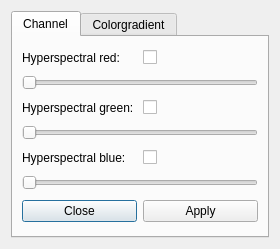
Above: src/tools/viewer/ui/LVRSpectralSettings.ui from uos/lvr2 before the change. Below: the same form after it.
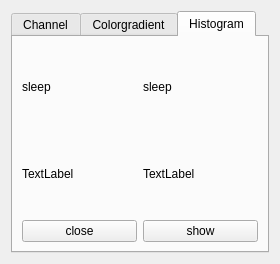
That is the form after the change.

What changed in the file:
```diff
--- a/src/tools/viewer/ui/LVRSpectralSettings.ui
+++ b/src/tools/viewer/ui/LVRSpectralSettings.ui
@@ -10,7 +10,7 @@
     <x>0</x>
     <y>0</y>
     <width>280</width>
-    <height>249</height>
+    <height>264</height>
    </rect>
   </property>
   <property name="windowTitle">
@@ -19,14 +19,14 @@
   <property name="locale">
    <locale language="English" country="UnitedStates"/>
   </property>
-  <layout class="QGridLayout" name="gridLayout">
-   <item row="0" column="1">
+  <layout class="QVBoxLayout" name="verticalLayout_3">
+   <item>
     <widget class="QTabWidget" name="tabWidget">
      <property name="locale">
       <locale language="English" country="UnitedStates"/>
      </property>
      <property name="currentIndex">
-      <number>0</number>
+      <number>2</number>
      </property>
      <widget class="QWidget" name="tab_channel">
       <attribute name="title">
@@ -316,6 +316,67 @@
        </item>
       </layout>
      </widget>
+     <widget class="QWidget" name="tab_histogram">
+      <attribute name="title">
+       <string>Histogram</string>
+      </attribute>
+      <layout class="QVBoxLayout" name="verticalLayout_4">
+       <item>
+        <layout class="QHBoxLayout" name="horizontalLayout_11">
+         <item>
+          <widget class="QLabel" name="label_2">
+           <property name="text">
+            <string>sleep</string>
+           </property>
+          </widget>
+         </item>
+         <item>
+          <widget class="QLabel" name="label_4">
+           <property name="text">
+            <string>sleep</string>
+           </property>
+          </widget>
+         </item>
+        </layout>
+       </item>
+       <item>
+        <layout class="QHBoxLayout" name="horizontalLayout_10">
+         <item>
+          <widget class="QLabel" name="label">
+           <property name="text">
+            <string>TextLabel</string>
+           </property>
+          </widget>
+         </item>
+         <item>
+          <widget class="QLabel" name="label_3">
+           <property name="text">
+            <string>TextLabel</string>
+           </property>
+          </widget>
+         </item>
+        </layout>
+       </item>
+       <item>
+        <layout class="QHBoxLayout" name="horizontalLayout_9">
+         <item>
+          <widget class="QPushButton" name="pushButton_h_close">
+           <property name="text">
+            <string>close</string>
+           </property>
+          </widget>
+         </item>
+         <item>
+          <widget class="QPushButton" name="pushButton_h_show">
+           <property name="text">
+            <string>show</string>
+           </property>
+          </widget>
+         </item>
+        </layout>
+       </item>
+      </layout>
+     </widget>
     </widget>
    </item>
   </layout>
```
